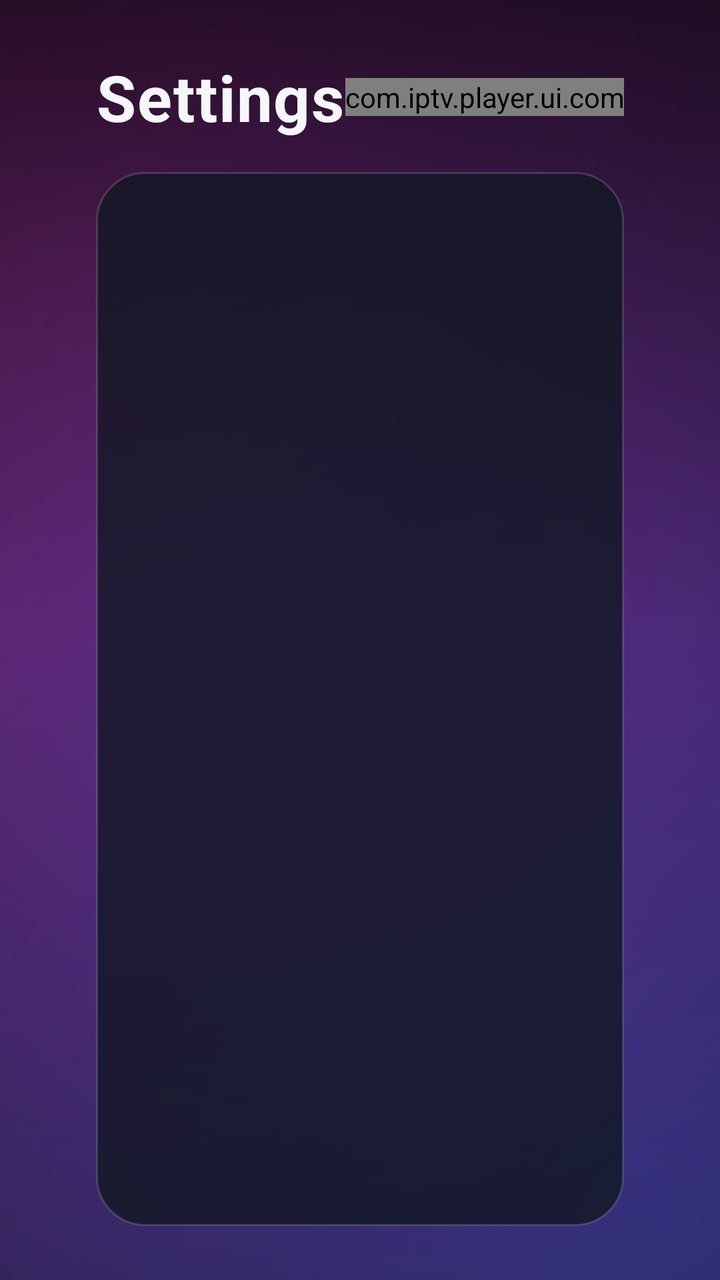
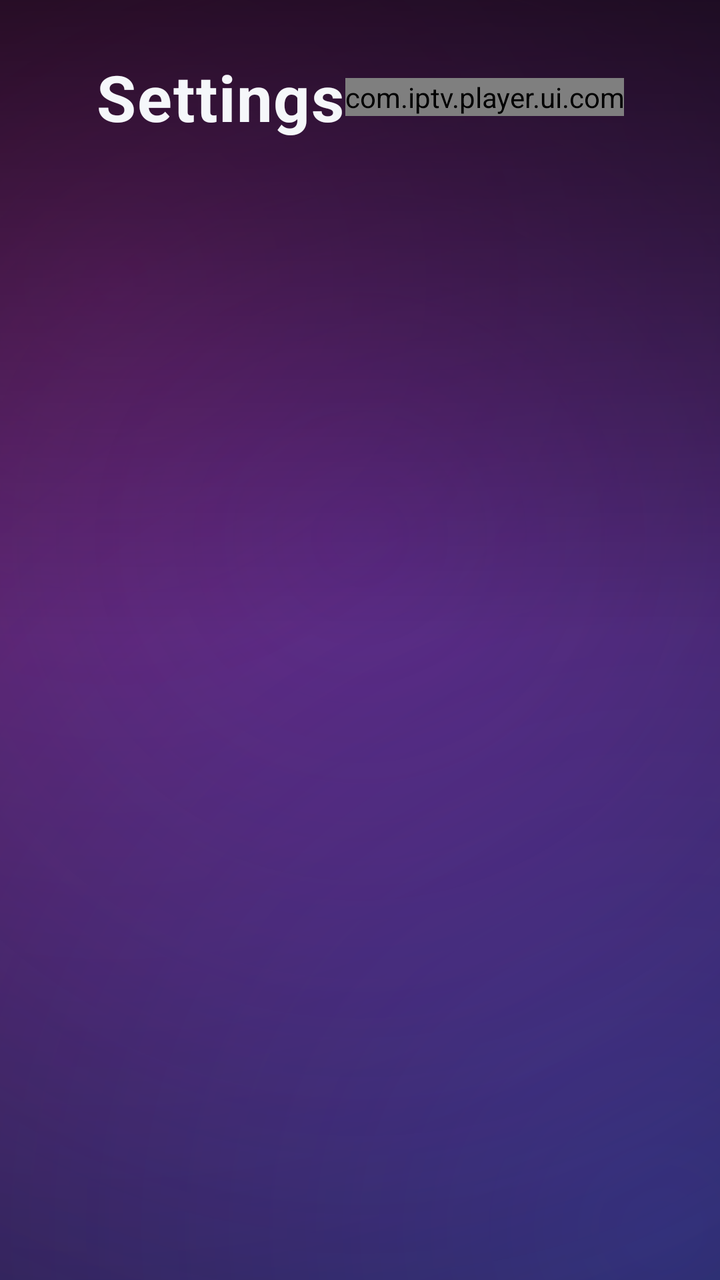

Screens rendered from an Android XML layout before and after an edit, with the pre-edit source and the edit as a unified diff.
<!-- AndroidManifest.xml: application theme Theme.IptvPlayer -->
<!-- res/layout/activity_settings.xml -->
<?xml version="1.0" encoding="utf-8"?>
<LinearLayout xmlns:android="http://schemas.android.com/apk/res/android"
    android:layout_width="match_parent"
    android:layout_height="match_parent"
    android:orientation="vertical"
    android:background="@drawable/bg_login_aurora"
    android:paddingHorizontal="@dimen/safe_area_h"
    android:paddingVertical="@dimen/safe_area_v">

    
    <LinearLayout
        android:layout_width="match_parent"
        android:layout_height="wrap_content"
        android:orientation="horizontal"
        android:gravity="center_vertical"
        android:layout_marginBottom="@dimen/space_m">

        <TextView
            android:layout_width="wrap_content"
            android:layout_height="wrap_content"
            android:text="@string/settings_title"
            android:textColor="@color/text_primary"
            android:textSize="@dimen/text_big_title"
            android:textStyle="bold"
            android:letterSpacing="0.02" />

        <Space
            android:layout_width="0dp"
            android:layout_height="wrap_content"
            android:layout_weight="1" />

        <com.iptv.player.ui.common.ClockView
            android:id="@+id/clock"
            android:layout_width="wrap_content"
            android:layout_height="wrap_content"
            android:textColor="@color/text_primary"
            android:textSize="@dimen/text_title"
            android:textStyle="bold" />

        <TextView
            android:id="@+id/dateText"
            android:layout_width="wrap_content"
            android:layout_height="wrap_content"
            android:textColor="@color/text_secondary"
            android:textSize="@dimen/text_body"
            android:layout_marginStart="@dimen/space_m" />
    </LinearLayout>

    <androidx.core.widget.NestedScrollView
        android:layout_width="match_parent"
        android:layout_height="0dp"
        android:layout_weight="1"
        android:background="@drawable/bg_glass_card"
        android:padding="@dimen/space_m"
        android:clipToPadding="false"
        android:fillViewport="true">

        <LinearLayout
            android:id="@+id/settingsContainer"
            android:layout_width="match_parent"
            android:layout_height="wrap_content"
            android:orientation="vertical" />
    </androidx.core.widget.NestedScrollView>
</LinearLayout>
<!-- resources referenced by this layout -->
<resources>
  <color name="text_primary">#F5F7FA</color>
  <color name="text_secondary">#9AA7B4</color>
  <dimen name="safe_area_h">48dp</dimen>
  <dimen name="safe_area_v">27dp</dimen>
  <dimen name="space_m">16dp</dimen>
  <dimen name="text_big_title">32sp</dimen>
  <dimen name="text_body">20sp</dimen>
  <dimen name="text_title">28sp</dimen>
  <!-- drawable bg_glass_card (drawable) -->
  <?xml version="1.0" encoding="utf-8"?>
  <shape xmlns:android="http://schemas.android.com/apk/res/android" android:shape="rectangle">
      <solid android:color="@color/glass_card" />
      <corners android:radius="24dp" />
      <stroke android:width="1dp" android:color="@color/glass_stroke" />
  </shape>
  <string name="settings_title">Settings</string>
  <style name="Theme.IptvPlayer" parent="Theme.AppCompat.NoActionBar">
          <item name="colorPrimary">@color/accent</item>
          <item name="colorPrimaryDark">@color/bg_root</item>
          <item name="colorAccent">@color/accent</item>
          <item name="android:windowBackground">@color/bg_root</item>
          <item name="android:statusBarColor" tools:targetApi="lollipop">@color/bg_root</item>
          <item name="android:windowFullscreen">true</item>
          <item name="android:textColorPrimary">@color/text_primary</item>
          <item name="android:textColorSecondary">@color/text_secondary</item>
      </style>
  <color name="glass_card">#CC121723</color>
  <color name="glass_stroke">#26FFFFFF</color>
  <color name="brand_cinematic">#07090F</color>
  <color name="accent">#3DA9FC</color>
  <color name="bg_root">#0E1116</color>
  <!-- unchanged entries left out for length: 1 -->
</resources>

<!-- the commit's change to res/layout/activity_settings.xml (unified diff, before → after) -->
@@ -13,7 +13,7 @@
         android:layout_height="wrap_content"
         android:orientation="horizontal"
         android:gravity="center_vertical"
-        android:layout_marginBottom="@dimen/space_m">
+        android:layout_marginBottom="@dimen/space_l">
 
         <TextView
             android:layout_width="wrap_content"
@@ -46,19 +46,213 @@
             android:layout_marginStart="@dimen/space_m" />
     </LinearLayout>
 
-    <androidx.core.widget.NestedScrollView
+    
+    <LinearLayout
         android:layout_width="match_parent"
         android:layout_height="0dp"
         android:layout_weight="1"
-        android:background="@drawable/bg_glass_card"
-        android:padding="@dimen/space_m"
-        android:clipToPadding="false"
-        android:fillViewport="true">
-
-        <LinearLayout
-            android:id="@+id/settingsContainer"
-            android:layout_width="match_parent"
-            android:layout_height="wrap_content"
-            android:orientation="vertical" />
-    </androidx.core.widget.NestedScrollView>
+        android:orientation="horizontal">
+
+        
+        <androidx.core.widget.NestedScrollView
+            android:layout_width="0dp"
+            android:layout_height="match_parent"
+            android:layout_weight="5"
+            android:clipToPadding="false"
+            android:paddingBottom="@dimen/space_m"
+            android:fillViewport="true">
+
+            <LinearLayout
+                android:id="@+id/settingsContainer"
+                android:layout_width="match_parent"
+                android:layout_height="wrap_content"
+                android:orientation="vertical" />
+        </androidx.core.widget.NestedScrollView>
+
+        <Space
+            android:layout_width="@dimen/space_l"
+            android:layout_height="match_parent" />
+
+        
+        <FrameLayout
+            android:id="@+id/detailContainer"
+            android:layout_width="0dp"
+            android:layout_height="match_parent"
+            android:layout_weight="7">
+
+            
+            <androidx.core.widget.NestedScrollView
+                android:id="@+id/detailGeneral"
+                android:layout_width="match_parent"
+                android:layout_height="match_parent"
+                android:clipToPadding="false"
+                android:fillViewport="true">
+
+                <LinearLayout
+                    android:id="@+id/generalContainer"
+                    android:layout_width="match_parent"
+                    android:layout_height="wrap_content"
+                    android:orientation="vertical" />
+            </androidx.core.widget.NestedScrollView>
+
+            
+            <androidx.core.widget.NestedScrollView
+                android:id="@+id/detailLanguage"
+                android:layout_width="match_parent"
+                android:layout_height="match_parent"
+                android:clipToPadding="false"
+                android:visibility="gone"
+                android:fillViewport="true">
+
+                <LinearLayout
+                    android:id="@+id/languageContainer"
+                    android:layout_width="match_parent"
+                    android:layout_height="wrap_content"
+                    android:orientation="vertical" />
+            </androidx.core.widget.NestedScrollView>
+
+            
+            <LinearLayout
+                android:id="@+id/detailPin"
+                android:layout_width="match_parent"
+                android:layout_height="match_parent"
+                android:orientation="vertical"
+                android:gravity="center_horizontal"
+                android:visibility="gone">
+
+                <TextView
+                    android:id="@+id/pinPrompt"
+                    android:layout_width="wrap_content"
+                    android:layout_height="wrap_content"
+                    android:layout_marginTop="@dimen/space_xl"
+                    android:textColor="@color/text_primary"
+                    android:textSize="@dimen/text_title"
+                    android:textStyle="bold" />
+
+                <LinearLayout
+                    android:id="@+id/pinBoxes"
+                    android:layout_width="wrap_content"
+                    android:layout_height="wrap_content"
+                    android:layout_marginTop="@dimen/space_xl"
+                    android:orientation="horizontal" />
+
+                <LinearLayout
+                    android:id="@+id/pinKeys"
+                    android:layout_width="wrap_content"
+                    android:layout_height="wrap_content"
+                    android:layout_marginTop="@dimen/space_xl"
+                    android:orientation="horizontal" />
+
+                <TextView
+                    android:id="@+id/pinHint"
+                    android:layout_width="wrap_content"
+                    android:layout_height="wrap_content"
+                    android:layout_marginTop="@dimen/space_xl"
+                    android:textColor="@color/text_secondary"
+                    android:textSize="@dimen/text_caption" />
+            </LinearLayout>
+
+            
+            <androidx.core.widget.NestedScrollView
+                android:id="@+id/detailCategories"
+                android:layout_width="match_parent"
+                android:layout_height="match_parent"
+                android:clipToPadding="false"
+                android:visibility="gone"
+                android:fillViewport="true">
+
+                <LinearLayout
+                    android:id="@+id/categoriesContainer"
+                    android:layout_width="match_parent"
+                    android:layout_height="wrap_content"
+                    android:orientation="vertical" />
+            </androidx.core.widget.NestedScrollView>
+
+            
+            <androidx.core.widget.NestedScrollView
+                android:id="@+id/detailPlayer"
+                android:layout_width="match_parent"
+                android:layout_height="match_parent"
+                android:clipToPadding="false"
+                android:visibility="gone"
+                android:fillViewport="true">
+
+                <LinearLayout
+                    android:id="@+id/playerContainer"
+                    android:layout_width="match_parent"
+                    android:layout_height="wrap_content"
+                    android:orientation="vertical" />
+            </androidx.core.widget.NestedScrollView>
+
+            
+            <androidx.core.widget.NestedScrollView
+                android:id="@+id/detailTime"
+                android:layout_width="match_parent"
+                android:layout_height="match_parent"
+                android:clipToPadding="false"
+                android:visibility="gone"
+                android:fillViewport="true">
+
+                <LinearLayout
+                    android:id="@+id/timeContainer"
+                    android:layout_width="match_parent"
+                    android:layout_height="wrap_content"
+                    android:orientation="vertical" />
+            </androidx.core.widget.NestedScrollView>
+
+            
+            <LinearLayout
+                android:id="@+id/detailTmdb"
+                android:layout_width="match_parent"
+                android:layout_height="match_parent"
+                android:orientation="vertical"
+                android:visibility="gone">
+
+                <TextView
+                    android:layout_width="wrap_content"
+                    android:layout_height="wrap_content"
+                    android:text="@string/settings_tmdb"
+                    android:textColor="@color/text_primary"
+                    android:textSize="@dimen/text_title"
+                    android:textStyle="bold" />
+
+                <TextView
+                    android:layout_width="match_parent"
+                    android:layout_height="wrap_content"
+                    android:text="@string/settings_tmdb_hint"
+                    android:textColor="@color/text_secondary"
+                    android:textSize="@dimen/text_caption"
+                    android:layout_marginTop="@dimen/space_s" />
+
+                <EditText
+                    android:id="@+id/tmdbInput"
+                    android:layout_width="match_parent"
+                    android:layout_height="wrap_content"
+                    android:layout_marginTop="@dimen/space_l"
+                    android:background="@drawable/bg_input_modern"
+                    android:padding="@dimen/space_m"
+                    android:singleLine="true"
+                    android:textColor="@color/text_primary"
+                    android:textColorHint="@color/text_muted"
+                    android:textSize="@dimen/text_body"
+                    android:inputType="text"
+                    android:importantForAutofill="no" />
+
+                <TextView
+                    android:id="@+id/tmdbSave"
+                    android:layout_width="wrap_content"
+                    android:layout_height="wrap_content"
+                    android:layout_marginTop="@dimen/space_l"
+                    android:background="@drawable/bg_settings_row"
+                    android:focusable="true"
+                    android:focusableInTouchMode="false"
+                    android:paddingHorizontal="@dimen/space_xl"
+                    android:paddingVertical="@dimen/space_m"
+                    android:text="@string/action_save"
+                    android:textColor="@color/settings_row_text"
+                    android:textSize="@dimen/text_body"
+                    android:textStyle="bold" />
+            </LinearLayout>
+        </FrameLayout>
+    </LinearLayout>
 </LinearLayout>
<!-- resource entries referenced after the edit -->
@@ -1,21 +1,63 @@
 <!-- resources referenced by this layout -->
 <resources>
+  <color name="text_muted">#5B6877</color>
   <color name="text_primary">#F5F7FA</color>
   <color name="text_secondary">#9AA7B4</color>
   <dimen name="safe_area_h">48dp</dimen>
   <dimen name="safe_area_v">27dp</dimen>
+  <dimen name="space_l">24dp</dimen>
   <dimen name="space_m">16dp</dimen>
+  <dimen name="space_s">8dp</dimen>
+  <dimen name="space_xl">32dp</dimen>
   <dimen name="text_big_title">32sp</dimen>
   <dimen name="text_body">20sp</dimen>
+  <dimen name="text_caption">16sp</dimen>
   <dimen name="text_title">28sp</dimen>
-  <!-- drawable bg_glass_card (drawable) -->
+  <!-- drawable bg_input_modern (drawable) -->
   <?xml version="1.0" encoding="utf-8"?>
-  <shape xmlns:android="http://schemas.android.com/apk/res/android" android:shape="rectangle">
-      <solid android:color="@color/glass_card" />
-      <corners android:radius="24dp" />
-      <stroke android:width="1dp" android:color="@color/glass_stroke" />
-  </shape>
+  <selector xmlns:android="http://schemas.android.com/apk/res/android">
+      <item android:state_focused="true">
+          <shape android:shape="rectangle">
+              <solid android:color="@color/glass_input_focused" />
+              <corners android:radius="14dp" />
+              <stroke android:width="2dp" android:color="@color/brand_magenta" />
+          </shape>
+      </item>
+      <item>
+          <shape android:shape="rectangle">
+              <solid android:color="@color/glass_input" />
+              <corners android:radius="14dp" />
+              <stroke android:width="1dp" android:color="@color/glass_stroke" />
+          </shape>
+      </item>
+  </selector>
+  <!-- drawable bg_settings_row (drawable) -->
+  <?xml version="1.0" encoding="utf-8"?>
+  <selector xmlns:android="http://schemas.android.com/apk/res/android">
+      <item android:state_focused="true">
+          <shape android:shape="rectangle">
+              <corners android:radius="@dimen/card_radius" />
+              <solid android:color="#FFFFFF" />
+          </shape>
+      </item>
+      <item android:state_selected="true">
+          <shape android:shape="rectangle">
+              <corners android:radius="@dimen/card_radius" />
+              <solid android:color="#FFFFFF" />
+          </shape>
+      </item>
+      <item>
+          <shape android:shape="rectangle">
+              <corners android:radius="@dimen/card_radius" />
+              <solid android:color="#16202E" />
+              <stroke android:width="1dp" android:color="#1FFFFFFF" />
+          </shape>
+      </item>
+  </selector>
+  <string name="action_save">Save</string>
   <string name="settings_title">Settings</string>
+  <string name="settings_tmdb">TMDB API key</string>
+  <string name="settings_tmdb_hint">Optional: enables movie posters and details.</string>
   <style name="Theme.IptvPlayer" parent="Theme.AppCompat.NoActionBar">
           <item name="colorPrimary">@color/accent</item>
           <item name="colorPrimaryDark">@color/bg_root</item>
@@ -26,9 +68,12 @@
           <item name="android:textColorPrimary">@color/text_primary</item>
           <item name="android:textColorSecondary">@color/text_secondary</item>
       </style>
-  <color name="glass_card">#CC121723</color>
+  <color name="glass_input_focused">#24FFFFFF</color>
+  <color name="brand_magenta">#FF2E9A</color>
+  <color name="glass_input">#14FFFFFF</color>
   <color name="glass_stroke">#26FFFFFF</color>
   <color name="brand_cinematic">#07090F</color>
+  <dimen name="card_radius">10dp</dimen>
   <color name="accent">#3DA9FC</color>
   <color name="bg_root">#0E1116</color>
   <!-- unchanged entries left out for length: 1 -->
